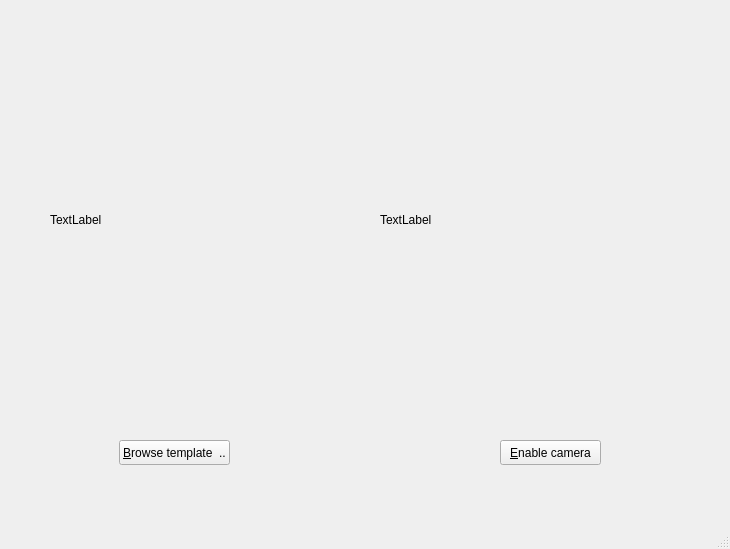
The window that SIFT_app.ui (SoroushRohanizadeh/ENPH353_Lab4) describes before a commit, drawn with Qt 5.
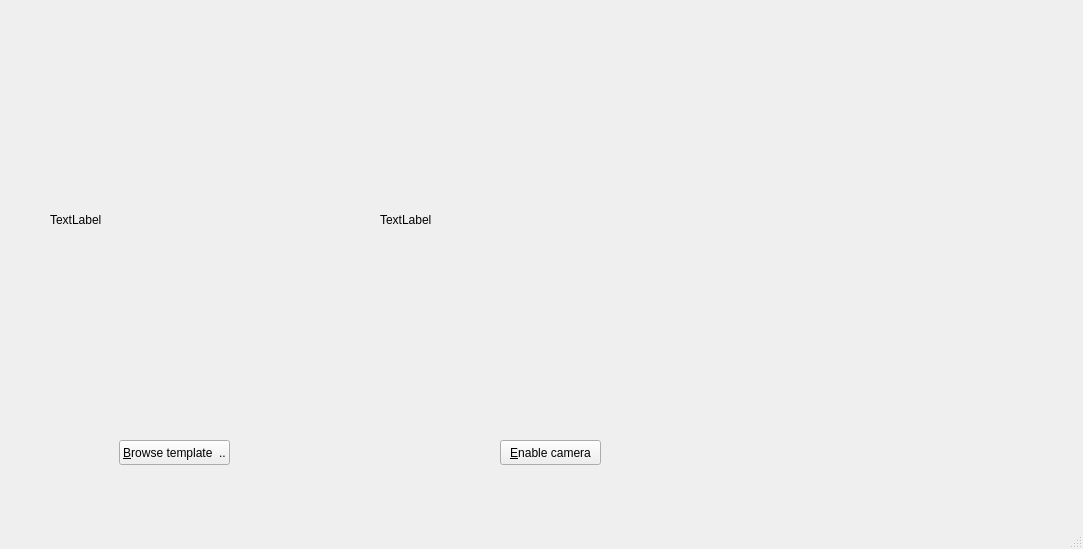
The same window after the commit.

Commit message: properly shows image now

The edit to the form file:
```diff
--- a/SIFT_app.ui
+++ b/SIFT_app.ui
@@ -6,7 +6,7 @@
    <rect>
     <x>0</x>
     <y>0</y>
-    <width>730</width>
+    <width>1083</width>
     <height>549</height>
    </rect>
   </property>
@@ -61,7 +61,7 @@
      <rect>
       <x>380</x>
       <y>100</y>
-      <width>320</width>
+      <width>591</width>
       <height>240</height>
      </rect>
     </property>
```
Left out of the diff: 2 changed lines with no effect on the pictures. The commit also changes 1 other file.
